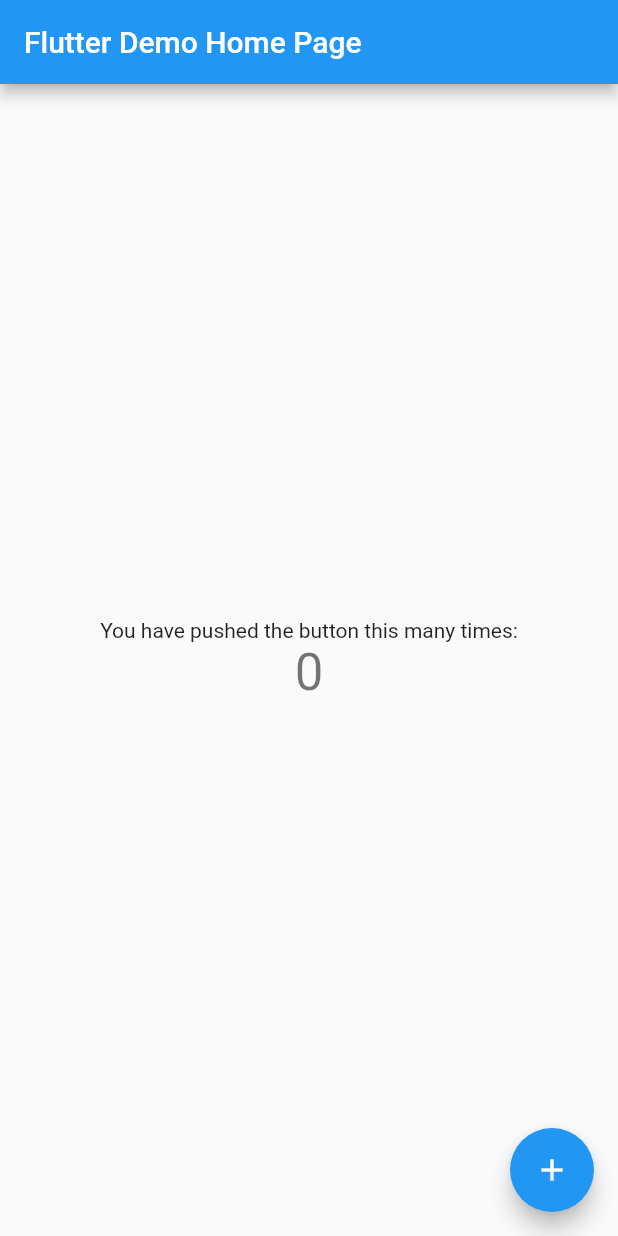
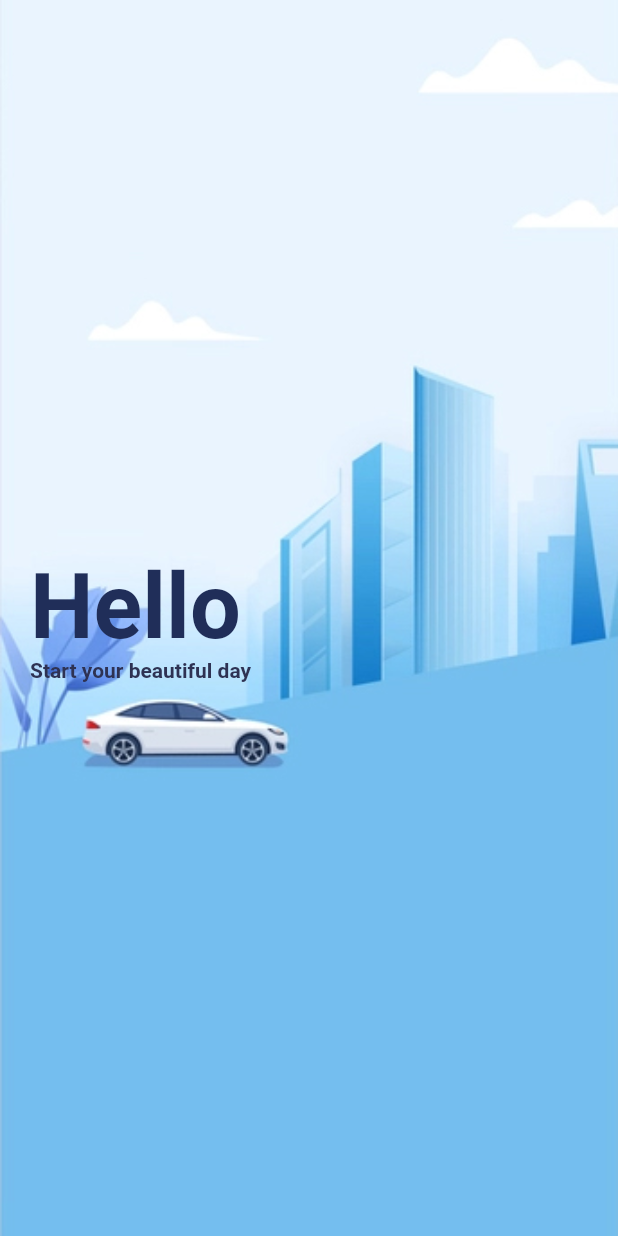
Before and after one commit to ThakshilaJayathilake/task-scheduler, a Flutter app: the screen it shows after launch, on a phone screen of 412 x 824 dp. Run offline on Flutter 3.47's test engine with Material 2 defaults, Android fonts, the phone set to English and light mode, and no system bars.

Commit message:
Add Home screen

```diff
--- a/flutter_golang/lib/main.dart
+++ b/flutter_golang/lib/main.dart
@@ -1,4 +1,5 @@
 import 'package:flutter/material.dart';
+import 'package:flutter_golang_yt/screens/home_screen.dart';
 
 void main() {
   runApp(const MyApp());
@@ -11,105 +12,12 @@ class MyApp extends StatelessWidget {
   @override
   Widget build(BuildContext context) {
     return MaterialApp(
-      title: 'Flutter Demo',
+      debugShowCheckedModeBanner: false,
+      title: 'Task scheduler',
       theme: ThemeData(
-        // This is the theme of your application.
-        //
-        // Try running your application with "flutter run". You'll see the
-        // application has a blue toolbar. Then, without quitting the app, try
-        // changing the primarySwatch below to Colors.green and then invoke
-        // "hot reload" (press "r" in the console where you ran "flutter run",
-        // or simply save your changes to "hot reload" in a Flutter IDE).
-        // Notice that the counter didn't reset back to zero; the application
-        // is not restarted.
         primarySwatch: Colors.blue,
       ),
-      home: const MyHomePage(title: 'Flutter Demo Home Page'),
+      home: const HomeScreen(),
     );
   }
 }
-
-class MyHomePage extends StatefulWidget {
-  const MyHomePage({Key? key, required this.title}) : super(key: key);
-
-  // This widget is the home page of your application. It is stateful, meaning
-  // that it has a State object (defined below) that contains fields that affect
-  // how it looks.
-
-  // This class is the configuration for the state. It holds the values (in this
-  // case the title) provided by the parent (in this case the App widget) and
-  // used by the build method of the State. Fields in a Widget subclass are
-  // always marked "final".
-
-  final String title;
-
-  @override
-  State<MyHomePage> createState() => _MyHomePageState();
-}
-
-class _MyHomePageState extends State<MyHomePage> {
-  int _counter = 0;
-
-  void _incrementCounter() {
-    setState(() {
-      // This call to setState tells the Flutter framework that something has
-      // changed in this State, which causes it to rerun the build method below
-      // so that the display can reflect the updated values. If we changed
-      // _counter without calling setState(), then the build method would not be
-      // called again, and so nothing would appear to happen.
-      _counter++;
-    });
-  }
-
-  @override
-  Widget build(BuildContext context) {
-    // This method is rerun every time setState is called, for instance as done
-    // by the _incrementCounter method above.
-    //
-    // The Flutter framework has been optimized to make rerunning build methods
-    // fast, so that you can just rebuild anything that needs updating rather
-    // than having to individually change instances of widgets.
-    return Scaffold(
-      appBar: AppBar(
-        // Here we take the value from the MyHomePage object that was created by
-        // the App.build method, and use it to set our appbar title.
-        title: Text(widget.title),
-      ),
-      body: Center(
-        // Center is a layout widget. It takes a single child and positions it
-        // in the middle of the parent.
-        child: Column(
-          // Column is also a layout widget. It takes a list of children and
-          // arranges them vertically. By default, it sizes itself to fit its
-          // children horizontally, and tries to be as tall as its parent.
-          //
-          // Invoke "debug painting" (press "p" in the console, choose the
-          // "Toggle Debug Paint" action from the Flutter Inspector in Android
-          // Studio, or the "Toggle Debug Paint" command in Visual Studio Code)
-          // to see the wireframe for each widget.
-          //
-          // Column has various properties to control how it sizes itself and
-          // how it positions its children. Here we use mainAxisAlignment to
-          // center the children vertically; the main axis here is the vertical
-          // axis because Columns are vertical (the cross axis would be
-          // horizontal).
-          mainAxisAlignment: MainAxisAlignment.center,
-          children: <Widget>[
-            const Text(
-              'You have pushed the button this many times:',
-            ),
-            Text(
-              '$_counter',
-              style: Theme.of(context).textTheme.headline4,
-            ),
-          ],
-        ),
-      ),
-      floatingActionButton: FloatingActionButton(
-        onPressed: _incrementCounter,
-        tooltip: 'Increment',
-        child: const Icon(Icons.add),
-      ), // This trailing comma makes auto-formatting nicer for build methods.
-    );
-  }
-}
--- a/flutter_golang/lib/screens/home_screen.dart
+++ b/flutter_golang/lib/screens/home_screen.dart
@@ -0,0 +1,56 @@
+import 'package:flutter/cupertino.dart';
+import 'package:flutter/material.dart';
+import 'package:flutter_golang_yt/colors/app_colors.dart';
+
+class HomeScreen extends StatefulWidget {
+  const HomeScreen({Key? key}) : super(key: key);
+
+  @override
+  State<HomeScreen> createState() => _HomeScreenState();
+}
+
+class _HomeScreenState extends State<HomeScreen> {
+  @override
+  Widget build(BuildContext context) {
+    return Scaffold(
+      body: Container(
+        width: double.maxFinite,
+        height: double.maxFinite,
+        padding: const EdgeInsets.only(left: 20),
+        child: Column(
+          mainAxisAlignment: MainAxisAlignment.center,
+          crossAxisAlignment: CrossAxisAlignment.start,
+          children: [
+            RichText(
+              text: TextSpan(
+                text: "Hello",
+                style: TextStyle(
+                  color: AppColors.mainColor,
+                  fontSize: 60,
+                  fontWeight: FontWeight.bold
+                ),
+                children: [
+                  TextSpan(
+                    text: "\nStart your beautiful day",
+                    style: TextStyle(
+                      color: AppColors.smallTextColor,
+                      fontSize: 14,
+                    )
+                  )
+                ]
+              )
+            )
+          ],
+        ),
+        decoration: BoxDecoration(
+          image: DecorationImage(
+            fit: BoxFit.cover,
+            image: AssetImage(
+              "assets/welcome.jpg"
+            )
+          )
+        ),
+      ),
+    );
+  }
+}
--- a/flutter_golang/pubspec.yaml
+++ b/flutter_golang/pubspec.yaml
@@ -58,8 +58,8 @@ flutter:
   uses-material-design: true
 
   # To add assets to your application, add an assets section, like this:
-  # assets:
-  #   - images/a_dot_burr.jpeg
+  assets:
+    - assets/welcome.jpg
   #   - images/a_dot_ham.jpeg
 
   # An image asset can refer to one or more resolution-specific "variants", see
```
